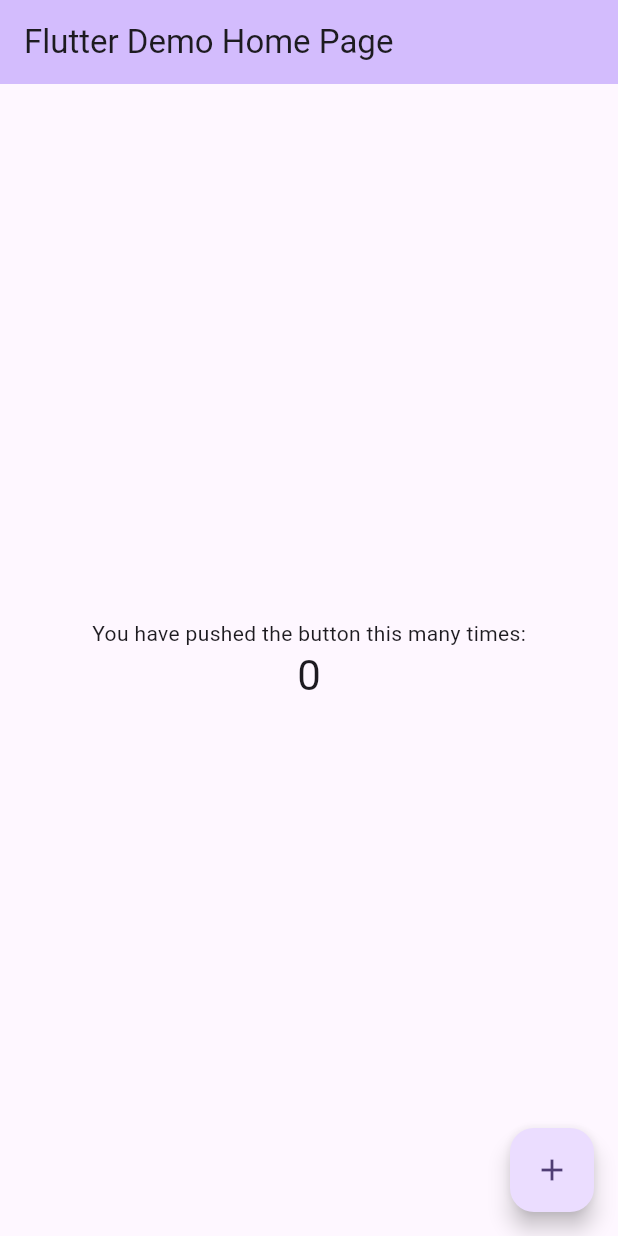
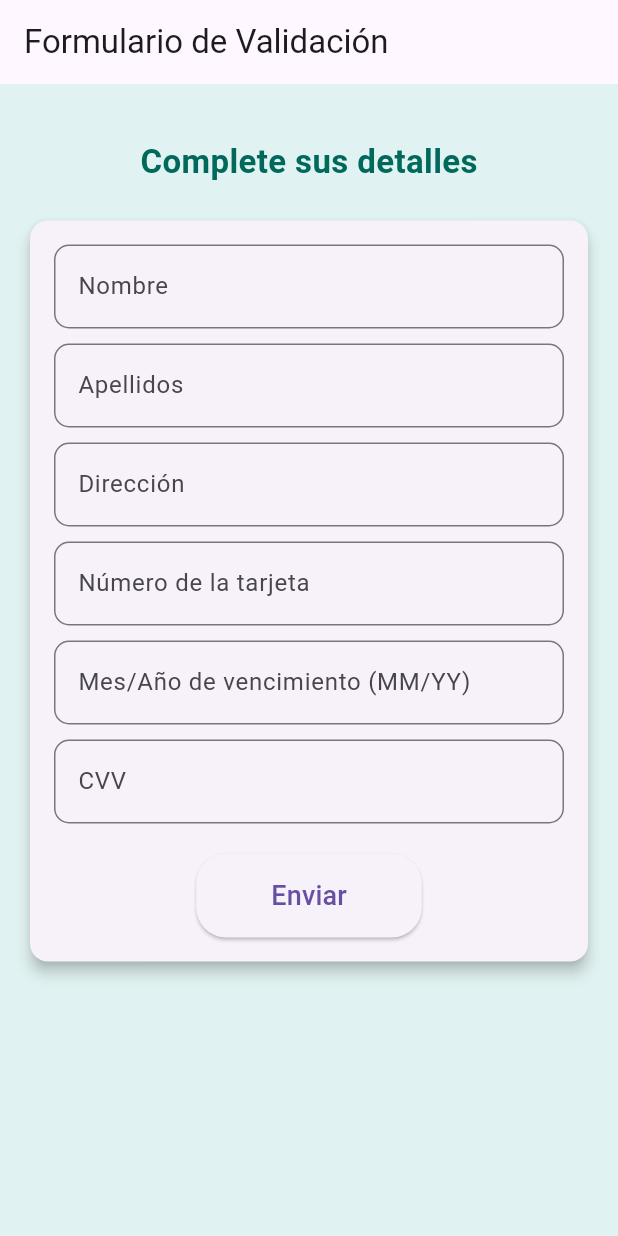
Before and after one commit to JesusTirado07/formulario_movil, a Flutter app: the screen it shows after launch, on a phone screen of 412 x 824 dp. Run offline on Flutter 3.47's test engine with Material 3 defaults, Android fonts, the phone set to English and light mode, and no system bars.

Commit message:
formulario

```diff
--- a/formulario_movil/lib/main.dart
+++ b/formulario_movil/lib/main.dart
@@ -1,125 +1,155 @@
 import 'package:flutter/material.dart';
+import 'package:flutter/services.dart';
 
 void main() {
-  runApp(const MyApp());
+  runApp(MyApp());
 }
 
 class MyApp extends StatelessWidget {
-  const MyApp({super.key});
-
-  // This widget is the root of your application.
   @override
   Widget build(BuildContext context) {
     return MaterialApp(
-      title: 'Flutter Demo',
+      title: 'Formulario de Validación',
       theme: ThemeData(
-        // This is the theme of your application.
-        //
-        // TRY THIS: Try running your application with "flutter run". You'll see
-        // the application has a purple toolbar. Then, without quitting the app,
-        // try changing the seedColor in the colorScheme below to Colors.green
-        // and then invoke "hot reload" (save your changes or press the "hot
-        // reload" button in a Flutter-supported IDE, or press "r" if you used
-        // the command line to start the app).
-        //
-        // Notice that the counter didn't reset back to zero; the application
-        // state is not lost during the reload. To reset the state, use hot
-        // restart instead.
-        //
-        // This works for code too, not just values: Most code changes can be
-        // tested with just a hot reload.
-        colorScheme: ColorScheme.fromSeed(seedColor: Colors.deepPurple),
-        useMaterial3: true,
+        primarySwatch: Colors.teal,
+        visualDensity: VisualDensity.adaptivePlatformDensity,
       ),
-      home: const MyHomePage(title: 'Flutter Demo Home Page'),
+      debugShowCheckedModeBanner: false,
+      home: Scaffold(
+        backgroundColor: Colors.teal[50],
+        appBar: AppBar(
+          title: const Text('Formulario de Validación'),
+          elevation: 0,
+        ),
+        body: Padding(
+          padding: const EdgeInsets.all(16.0),
+          child: Formulario(),
+        ),
+      ),
     );
   }
 }
 
-class MyHomePage extends StatefulWidget {
-  const MyHomePage({super.key, required this.title});
-
-  // This widget is the home page of your application. It is stateful, meaning
-  // that it has a State object (defined below) that contains fields that affect
-  // how it looks.
-
-  // This class is the configuration for the state. It holds the values (in this
-  // case the title) provided by the parent (in this case the App widget) and
-  // used by the build method of the State. Fields in a Widget subclass are
-  // always marked "final".
-
-  final String title;
-
+class Formulario extends StatefulWidget {
   @override
-  State<MyHomePage> createState() => _MyHomePageState();
+  _FormularioState createState() => _FormularioState();
 }
 
-class _MyHomePageState extends State<MyHomePage> {
-  int _counter = 0;
+class _FormularioState extends State<Formulario> {
+  final _formKey = GlobalKey<FormState>();
 
-  void _incrementCounter() {
-    setState(() {
-      // This call to setState tells the Flutter framework that something has
-      // changed in this State, which causes it to rerun the build method below
-      // so that the display can reflect the updated values. If we changed
-      // _counter without calling setState(), then the build method would not be
-      // called again, and so nothing would appear to happen.
-      _counter++;
-    });
-  }
+  final TextEditingController nombreController = TextEditingController();
+  final TextEditingController apellidosController = TextEditingController();
+  final TextEditingController direccionController = TextEditingController();
+  final TextEditingController tarjetaController = TextEditingController();
+  final TextEditingController vencimientoController = TextEditingController();
+  final TextEditingController cvvController = TextEditingController();
+
+  String soloLetras = r'^[a-zA-Z\s]+$';
+  String soloNumeros = r'^\d+$';
 
   @override
   Widget build(BuildContext context) {
-    // This method is rerun every time setState is called, for instance as done
-    // by the _incrementCounter method above.
-    //
-    // The Flutter framework has been optimized to make rerunning build methods
-    // fast, so that you can just rebuild anything that needs updating rather
-    // than having to individually change instances of widgets.
-    return Scaffold(
-      appBar: AppBar(
-        // TRY THIS: Try changing the color here to a specific color (to
-        // Colors.amber, perhaps?) and trigger a hot reload to see the AppBar
-        // change color while the other colors stay the same.
-        backgroundColor: Theme.of(context).colorScheme.inversePrimary,
-        // Here we take the value from the MyHomePage object that was created by
-        // the App.build method, and use it to set our appbar title.
-        title: Text(widget.title),
+    return SingleChildScrollView(
+      child: Column(
+        children: [
+          const SizedBox(height: 20),
+          Text(
+            'Complete sus detalles',
+            style: TextStyle(
+              fontSize: 22,
+              fontWeight: FontWeight.bold,
+              color: Colors.teal[800],
+            ),
+          ),
+          const SizedBox(height: 20),
+          Card(
+            elevation: 4,
+            shape: RoundedRectangleBorder(
+              borderRadius: BorderRadius.circular(12),
+            ),
+            child: Padding(
+              padding: const EdgeInsets.all(16.0),
+              child: Form(
+                key: _formKey,
+                child: Column(
+                  children: <Widget>[
+
+                    //nombre
+                    buildTextField('Nombre', nombreController, soloLetras, 'Por favor ingrese su nombre'),
+                    const SizedBox(height: 10),
+
+                    //apellidos
+                    buildTextField('Apellidos', apellidosController, soloLetras, 'Por favor ingrese sus apellidos'),
+                    const SizedBox(height: 10),
+
+                    //dirección
+                    buildTextField('Dirección', direccionController, null, 'Por favor ingrese su dirección'),
+                    const SizedBox(height: 10),
+
+                    //número de la tarjeta
+                    buildTextField('Número de la tarjeta', tarjetaController, soloNumeros, 'El número de tarjeta debe tener 16 dígitos', isCard: true),
+                    const SizedBox(height: 10),
+
+                    //vencimiento
+                    buildTextField('Mes/Año de vencimiento (MM/YY)', vencimientoController, r'^\d{2}/\d{2}$', 'Formato MM/YY', isExpiry: true),
+                    const SizedBox(height: 10),
+
+                    //CVV
+                    buildTextField('CVV', cvvController, soloNumeros, 'El CVV debe tener 3 dígitos', isCVV: true),
+                    const SizedBox(height: 20),
+
+                    //envío
+                    ElevatedButton(
+                      onPressed: () {
+                        if (_formKey.currentState!.validate()) {
+                          ScaffoldMessenger.of(context).showSnackBar(
+                              const SnackBar(content: Text('Procesando datos')));
+                        }
+                      },
+                      style: ElevatedButton.styleFrom(
+                        padding: const EdgeInsets.symmetric(horizontal: 50, vertical: 15),
+                        shape: RoundedRectangleBorder(
+                          borderRadius: BorderRadius.circular(20),
+                        ),
+                      ),
+                      child: const Text(
+                        'Enviar',
+                        style: TextStyle(fontSize: 18),
+                      ),
+                    ),
+                  ],
+                ),
+              ),
+            ),
+          ),
+        ],
       ),
-      body: Center(
-        // Center is a layout widget. It takes a single child and positions it
-        // in the middle of the parent.
-        child: Column(
-          // Column is also a layout widget. It takes a list of children and
-          // arranges them vertically. By default, it sizes itself to fit its
-          // children horizontally, and tries to be as tall as its parent.
-          //
-          // Column has various properties to control how it sizes itself and
-          // how it positions its children. Here we use mainAxisAlignment to
-          // center the children vertically; the main axis here is the vertical
-          // axis because Columns are vertical (the cross axis would be
-          // horizontal).
-          //
-          // TRY THIS: Invoke "debug painting" (choose the "Toggle Debug Paint"
-          // action in the IDE, or press "p" in the console), to see the
-          // wireframe for each widget.
-          mainAxisAlignment: MainAxisAlignment.center,
-          children: <Widget>[
-            const Text(
-              'You have pushed the button this many times:',
-            ),
-            Text(
-              '$_counter',
-              style: Theme.of(context).textTheme.headlineMedium,
-            ),
-          ],
+    );
+  }
+
+  TextFormField buildTextField(String label, TextEditingController controller, String? pattern, String errorMessage, {bool isCard = false, bool isExpiry = false, bool isCVV = false}) {
+    return TextFormField(
+      controller: controller,
+      decoration: InputDecoration(
+        labelText: label,
+        border: OutlineInputBorder(
+          borderRadius: BorderRadius.circular(10),
         ),
       ),
-      floatingActionButton: FloatingActionButton(
-        onPressed: _incrementCounter,
-        tooltip: 'Increment',
-        child: const Icon(Icons.add),
-      ), // This trailing comma makes auto-formatting nicer for build methods.
+      keyboardType: isCard || isCVV ? TextInputType.number : TextInputType.text,
+      inputFormatters: [
+        if (isCard || isCVV) FilteringTextInputFormatter.digitsOnly,
+        if (isExpiry) FilteringTextInputFormatter(RegExp(r'^[0-9/]+$'), allow: true),
+      ],
+      validator: (value) {
+        if (value == null || value.isEmpty) {
+          return 'Por favor ingrese $label';
+        } else if (pattern != null && !RegExp(pattern).hasMatch(value)) {
+          return errorMessage;
+        }
+        return null;
+      },
     );
   }
 }
```
